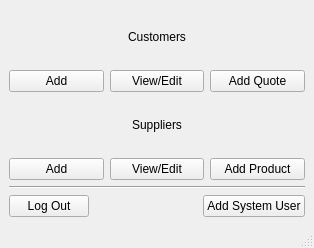
The window that QT Projects/Pint/PintManagementSystem/mainmenu.ui (jginsburgn/ADA) describes before a commit, drawn with Qt 5.
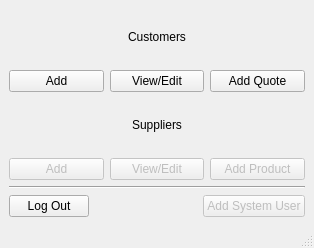
The same window after the commit.

```diff
--- a/QT Projects/Pint/PintManagementSystem/mainmenu.ui
+++ b/QT Projects/Pint/PintManagementSystem/mainmenu.ui
@@ -66,6 +66,9 @@
        <layout class="QHBoxLayout" name="horizontalLayout">
         <item>
          <widget class="QPushButton" name="supplierAdd">
+          <property name="enabled">
+           <bool>false</bool>
+          </property>
           <property name="text">
            <string>Add</string>
           </property>
@@ -73,6 +76,9 @@
         </item>
         <item>
          <widget class="QPushButton" name="supplierEdit">
+          <property name="enabled">
+           <bool>false</bool>
+          </property>
           <property name="text">
            <string>View/Edit</string>
           </property>
@@ -80,6 +86,9 @@
         </item>
         <item>
          <widget class="QPushButton" name="productAdd">
+          <property name="enabled">
+           <bool>false</bool>
+          </property>
           <property name="text">
            <string>Add Product</string>
           </property>
@@ -118,6 +127,9 @@
         </item>
         <item>
          <widget class="QPushButton" name="userAdd">
+          <property name="enabled">
+           <bool>false</bool>
+          </property>
           <property name="text">
            <string>Add System User</string>
           </property>
```
